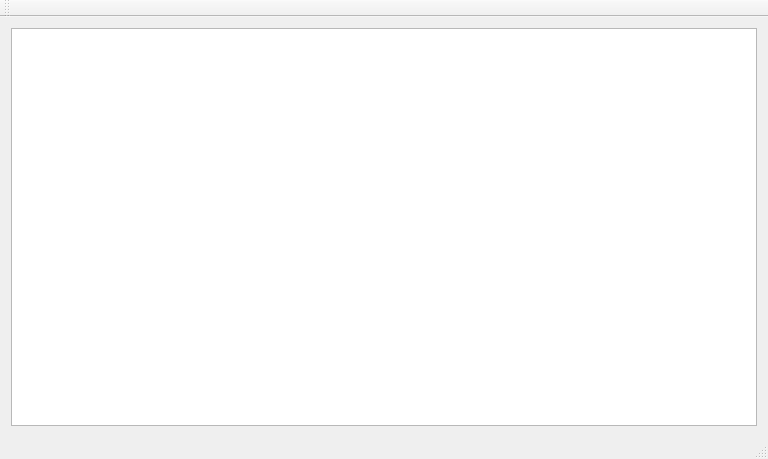
Qt form PableApplication/mainwindow.ui (PLUkraine/pable_v2) before a commit.
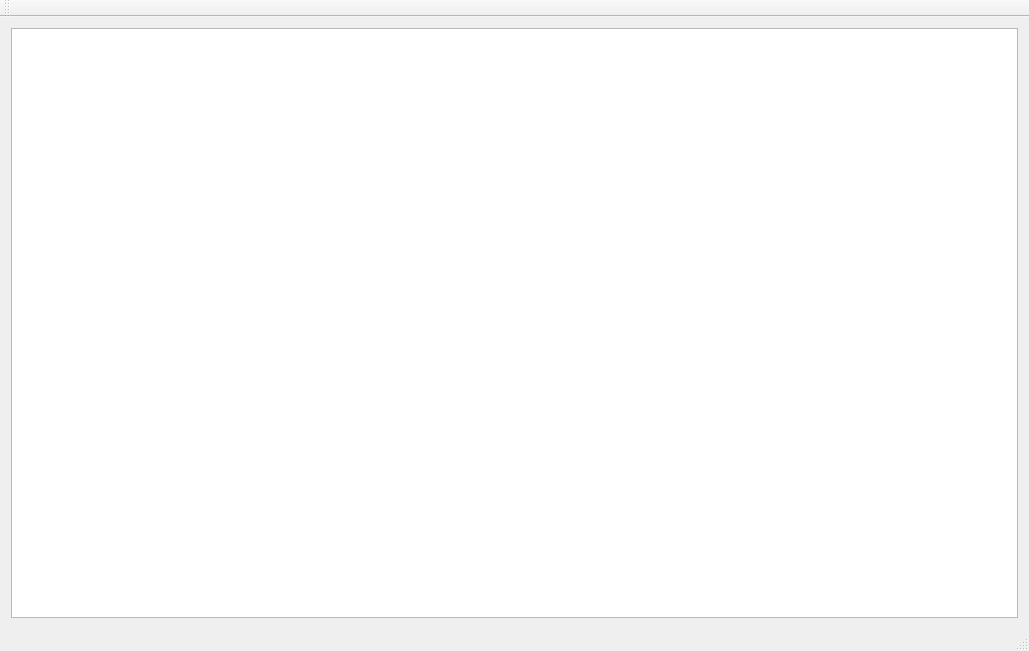
The same form after that commit.

Patch:
```diff
--- a/PableApplication/mainwindow.ui
+++ b/PableApplication/mainwindow.ui
@@ -6,8 +6,8 @@
    <rect>
     <x>0</x>
     <y>0</y>
-    <width>768</width>
-    <height>459</height>
+    <width>1029</width>
+    <height>651</height>
    </rect>
   </property>
   <property name="windowTitle">
```
Left out of the diff: 4 changed lines with no effect on the pictures.
